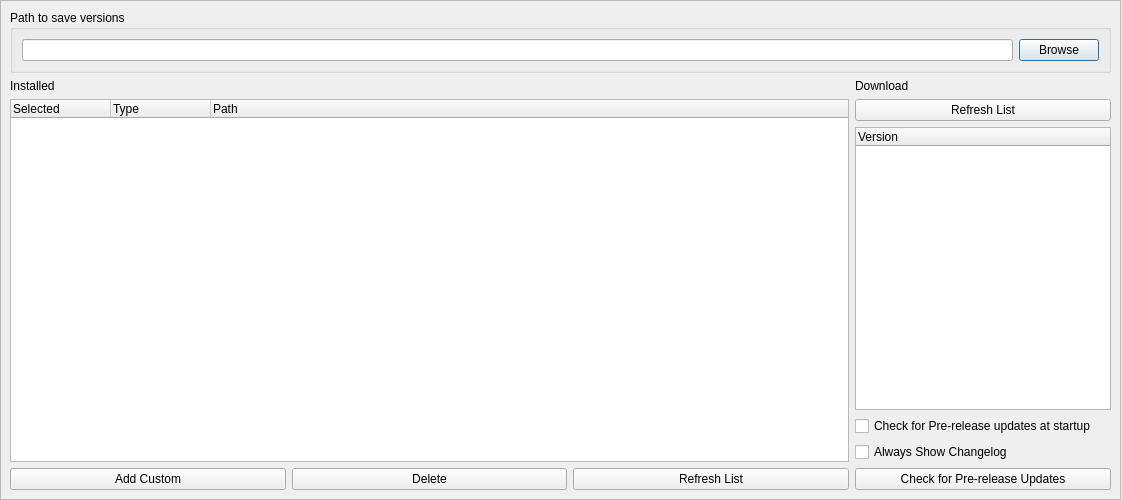
rainmakerv3/BB_Launcher, file modules/version_dialog.ui: the form before one commit.
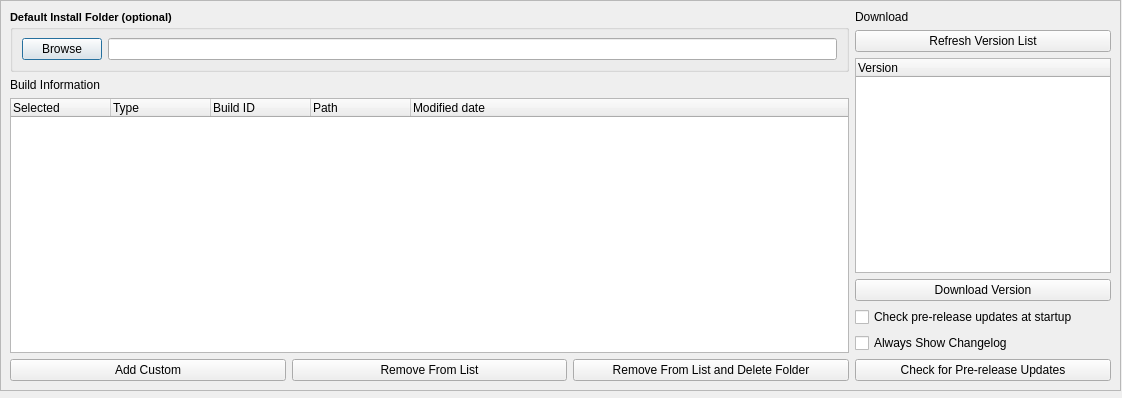
The form after the commit. Icons and pictures are not drawn.

```diff
--- a/modules/version_dialog.ui
+++ b/modules/version_dialog.ui
@@ -7,7 +7,7 @@
     <x>0</x>
     <y>0</y>
     <width>1122</width>
-    <height>500</height>
+    <height>398</height>
    </rect>
   </property>
   <property name="windowTitle">
@@ -23,7 +23,7 @@
      <x>0</x>
      <y>0</y>
      <width>1121</width>
-     <height>500</height>
+     <height>391</height>
     </rect>
    </property>
    <property name="sizePolicy">
@@ -41,53 +41,10 @@
       <x>0</x>
       <y>0</y>
       <width>1119</width>
-      <height>498</height>
+      <height>389</height>
      </rect>
     </property>
     <layout class="QVBoxLayout" name="versionTabLayout">
-     <item>
-      <layout class="QHBoxLayout" name="horizontalLayout_path">
-       <property name="topMargin">
-        <number>0</number>
-       </property>
-       <item>
-        <widget class="QGroupBox" name="patchGroupBox">
-         <property name="title">
-          <string>Path to save versions</string>
-         </property>
-         <layout class="QVBoxLayout" name="verticalLayout_shadps4">
-          <item>
-           <layout class="QHBoxLayout" name="horizontalLayout_patch" stretch="0,0">
-            <item>
-             <widget class="QLineEdit" name="currentVersionPath">
-              <property name="sizePolicy">
-               <sizepolicy hsizetype="Expanding" vsizetype="Fixed">
-                <horstretch>0</horstretch>
-                <verstretch>0</verstretch>
-               </sizepolicy>
-              </property>
-              <property name="readOnly">
-               <bool>true</bool>
-              </property>
-              <property name="placeholderText">
-               <string/>
-              </property>
-             </widget>
-            </item>
-            <item>
-             <widget class="QPushButton" name="browse_versionPath">
-              <property name="text">
-               <string>Browse</string>
-              </property>
-             </widget>
-            </item>
-           </layout>
-          </item>
-         </layout>
-        </widget>
-       </item>
-      </layout>
-     </item>
      <item>
       <layout class="QHBoxLayout" name="horizontalLayout_installed_download">
        <item>
@@ -104,6 +61,72 @@
          <property name="bottomMargin">
           <number>0</number>
          </property>
+         <item>
+          <layout class="QHBoxLayout" name="horizontalLayout_3">
+           <item>
+            <widget class="QGroupBox" name="InstallGroupBox">
+             <property name="sizePolicy">
+              <sizepolicy hsizetype="Preferred" vsizetype="Preferred">
+               <horstretch>0</horstretch>
+               <verstretch>0</verstretch>
+              </sizepolicy>
+             </property>
+             <property name="font">
+              <font>
+               <pointsize>8</pointsize>
+               <bold>true</bold>
+              </font>
+             </property>
+             <property name="title">
+              <string>Default Install Folder (optional)</string>
+             </property>
+             <layout class="QHBoxLayout" name="horizontalLayout_5">
+              <item>
+               <widget class="QPushButton" name="FolderSelectButton">
+                <property name="sizePolicy">
+                 <sizepolicy hsizetype="Fixed" vsizetype="Fixed">
+                  <horstretch>0</horstretch>
+                  <verstretch>0</verstretch>
+                 </sizepolicy>
+                </property>
+                <property name="font">
+                 <font>
+                  <pointsize>9</pointsize>
+                  <bold>false</bold>
+                 </font>
+                </property>
+                <property name="text">
+                 <string>Browse</string>
+                </property>
+               </widget>
+              </item>
+              <item>
+               <widget class="QLineEdit" name="FolderLabel">
+                <property name="sizePolicy">
+                 <sizepolicy hsizetype="Expanding" vsizetype="Preferred">
+                  <horstretch>0</horstretch>
+                  <verstretch>0</verstretch>
+                 </sizepolicy>
+                </property>
+                <property name="font">
+                 <font>
+                  <pointsize>8</pointsize>
+                  <bold>true</bold>
+                 </font>
+                </property>
+                <property name="cursor">
+                 <cursorShape>IBeamCursor</cursorShape>
+                </property>
+                <property name="readOnly">
+                 <bool>true</bool>
+                </property>
+               </widget>
+              </item>
+             </layout>
+            </widget>
+           </item>
+          </layout>
+         </item>
          <item>
           <widget class="QLabel" name="label_installed">
            <property name="font">
@@ -112,14 +135,14 @@
             </font>
            </property>
            <property name="text">
-            <string>Installed</string>
+            <string>Build Information</string>
            </property>
           </widget>
          </item>
          <item>
           <widget class="QTreeWidget" name="installedTreeWidget">
            <property name="columnCount">
-            <number>3</number>
+            <number>5</number>
            </property>
            <column>
             <property name="text">
@@ -131,11 +154,21 @@
              <string>Type</string>
             </property>
            </column>
+           <column>
+            <property name="text">
+             <string>Build ID</string>
+            </property>
+           </column>
            <column>
             <property name="text">
              <string>Path</string>
             </property>
            </column>
+           <column>
+            <property name="text">
+             <string>Modified date</string>
+            </property>
+           </column>
           </widget>
          </item>
          <item>
@@ -150,17 +183,17 @@
              </property>
             </widget>
            </item>
+           <item>
+            <widget class="QPushButton" name="removeVersionButton">
+             <property name="text">
+              <string>Remove From List</string>
+             </property>
+            </widget>
+           </item>
            <item>
             <widget class="QPushButton" name="deleteVersionButton">
              <property name="text">
-              <string>Delete</string>
-             </property>
-            </widget>
-           </item>
-           <item>
-            <widget class="QPushButton" name="checkChangesVersionButton">
-             <property name="text">
-              <string>Refresh List</string>
+              <string>Remove From List and Delete Folder</string>
              </property>
             </widget>
            </item>
@@ -180,7 +213,7 @@
          <item>
           <widget class="QPushButton" name="checkVersionDownloadButton">
            <property name="text">
-            <string>Refresh List</string>
+            <string>Refresh Version List</string>
            </property>
           </widget>
          </item>
@@ -210,6 +243,13 @@
            </item>
           </widget>
          </item>
+         <item>
+          <widget class="QPushButton" name="downloadVersionButton">
+           <property name="text">
+            <string>Download Version</string>
+           </property>
+          </widget>
+         </item>
          <item>
           <layout class="QVBoxLayout" name="verticalLayout_check_update">
            <property name="topMargin">
@@ -218,7 +258,7 @@
            <item>
             <widget class="QCheckBox" name="checkOnStartupCheckBox">
              <property name="text">
-              <string>Check for Pre-release updates at startup</string>
+              <string>Check pre-release updates at startup</string>
              </property>
             </widget>
            </item>
```
Left out of the diff: 2 changed lines with no effect on the pictures.
